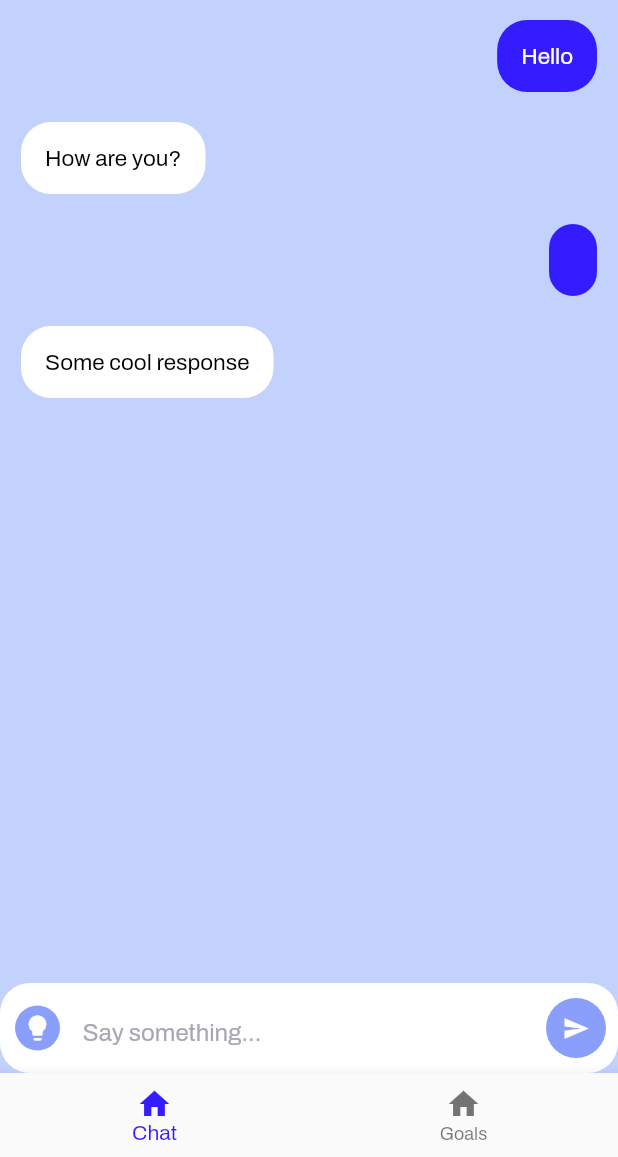
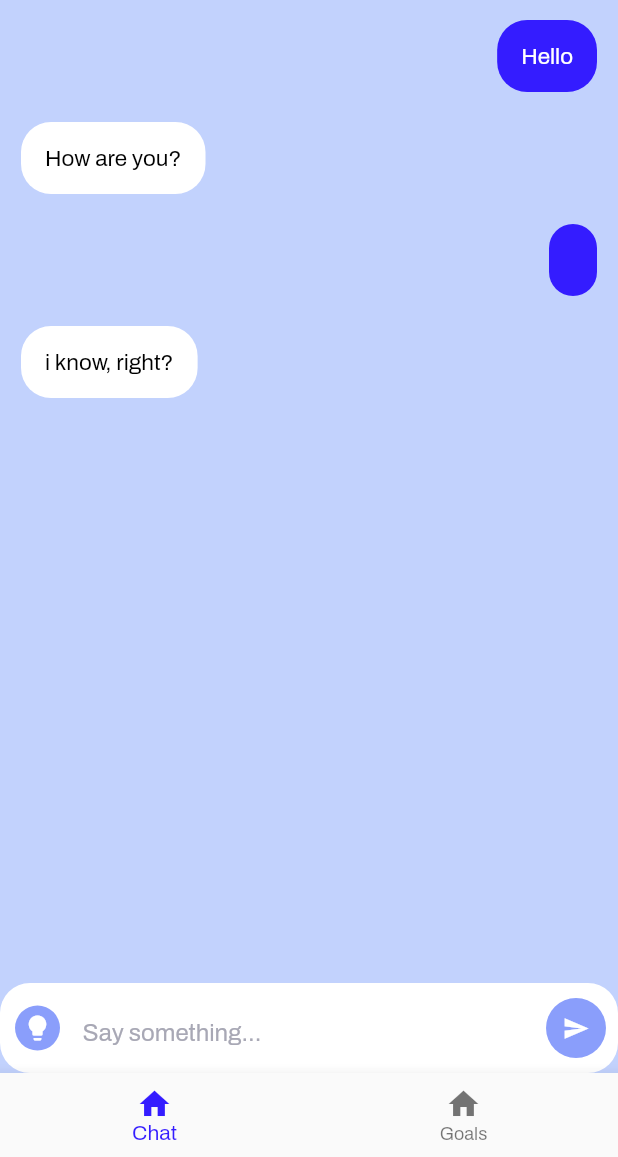
Before and after one commit to NoSuchThingAsRandom/CleoHackathon, a Flutter app: the screen it shows after launch, after a tap on the "send" icon, on a phone screen of 412 x 824 dp, the part 79-1236 px from its top. Run offline on Flutter 3.47's test engine with Material 2 defaults, Android fonts, the phone set to English and light mode, and no system bars; our stand-ins replace google_fonts; missing offline and left inert: goal_view; statements that could not run were skipped.

Commit message:
Update chat_backend.dart
Added morre functionalitty tot the chat backend, will change ageain once data store is ready

```diff
--- a/lib/chat_backend.dart
+++ b/lib/chat_backend.dart
@@ -35,6 +35,46 @@ class ChatBackend extends ChangeNotifier {
 
   /// Calculates what cleo should respond to on a given message
   Message calculateCleoResponse(Message message) {
-    return Message("Some cool response", true);
+    String words = message.content;
+    if (words.contains("?") && (words.contains("goal"))){ ///basic way to determine whether the user asked for a list of their active goals
+      return Message("Forgottten already? \nhere they are:\n", true);///TODO list of all goals on the goals screen. Percentage completed or days followed if commitment
+    }
+    else if (words.contains("want to")){ /// user wants to create a new goal or start a commitment(simplified for demonstration purposes)
+      String kind = ""; ///determines whether it is a commitment or goal that is being made
+      String aim = ""; ///the reason for this goal or commitment
+      int amount = 0; /// if goal, the monetary target, if commitment, the length of the commitment
+      if (words.contains(RegExp(r'for [0-9]* days'))){
+        kind = "Commitment";
+        String commitmentAim =  words.split("want to").elementAt(1);
+        aim = commitmentAim.split("for").elementAt(0);
+        amount = int.parse(commitmentAim.split("for").elementAt(1).split("days").elementAt(0));
+        String output = "Type: " + kind + "\n" + "Goal: " + aim + "\n" + "Duration: " + amount.toString();
+        CommitmentModel newCommitment = CommitmentModel(aim, 0, new Map<String, bool>()); ///TODO add to data store
+        return Message(output, true);
+      }
+      if (words.contains("save")){
+        kind = "Goal";
+        String goalAim =  words.split("want to save").elementAt(1);
+        aim = goalAim.split("for").elementAt(1);
+        amount = int.parse(goalAim.split("for").elementAt(0));
+        String output = "Type: " + kind + "\n" + "Purpose: " + aim + "\n" + "Value: " + amount.toString();
+        GoalModel newGoal = new GoalModel(aim, "", DateTime.now().add(Duration(days: 14)), amount, 0);///TODO add new goal to data store
+        return Message(output, true);
+      }
+    }
+    if (words == "roast me"){
+      List<String> roasts = [
+        "You suck",
+        "Look at this looser, asking an app for financial advice",
+        "That goal you just set? no way ur achieving that",
+        "Nobody likes you",
+        "Ive seen babies who are more financially literate",
+        "I wish i was a real person so i could walk away from talking to you",
+        "*Guy carrying pizza walking into a room gif*",];
+      return Message(roasts[Random().nextInt(roasts.length)], true);
+    }
+    else{
+      return Message("i know, right?", true);
+    }
   }
 }
```
